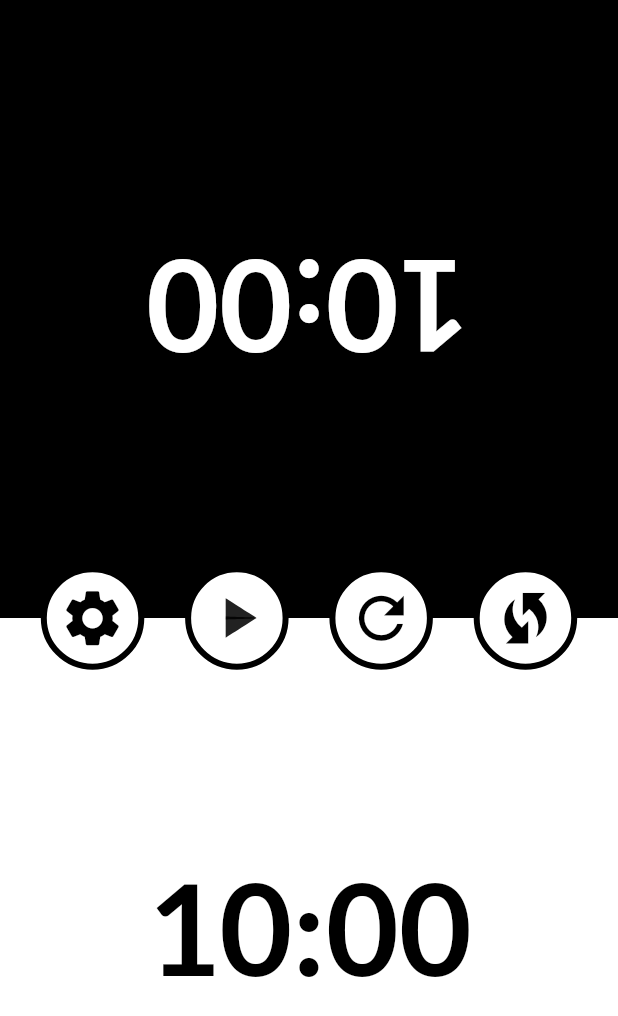
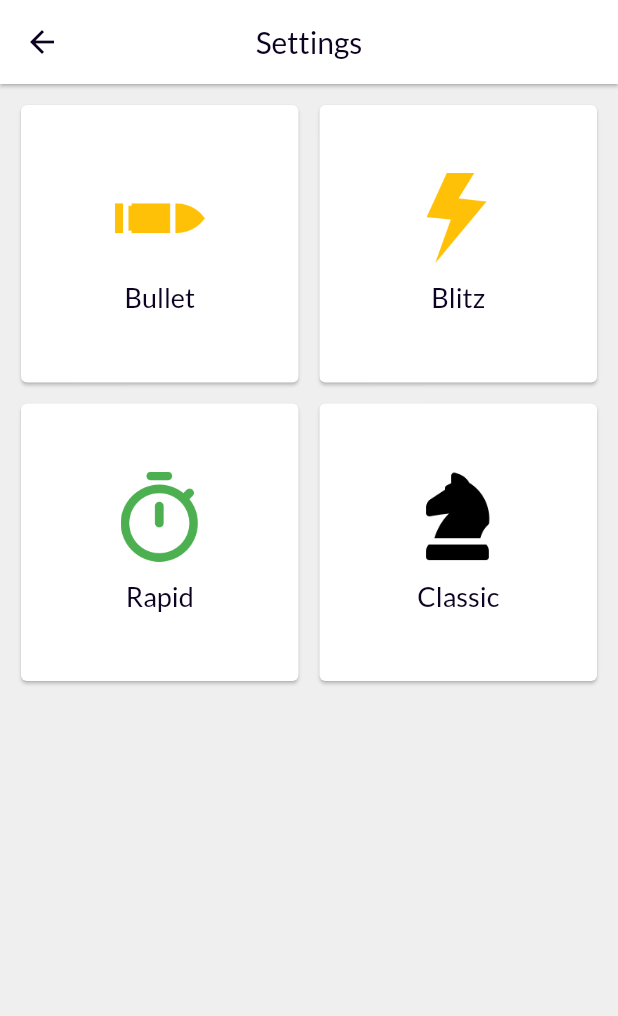
Before and after one commit to F-Y-E-F/chess.io, a Flutter app: the ChessTimerScreen screen opened directly, after a tap on the "settings" icon, on a phone screen of 412 x 824 dp. Shown: the top 1016 px of the screen. Run offline on Flutter 3.47's test engine with Material 2 defaults, Android fonts, the phone set to English and light mode, and no system bars; our stand-ins replace fl_chart, google_fonts; missing offline and left inert: pausable_timer.

Commit message:
add chess category cards

```diff
--- /dev/null
+++ b/lib/data/models/chess_time_category.dart
@@ -0,0 +1,18 @@
+
+class ChessTimeCategory{
+
+  String title;
+  String image;
+
+  ChessTimeCategory(this.title,this.image);
+
+   static List<ChessTimeCategory> getAllCategories(){
+    return [
+      ChessTimeCategory("Bullet", 'assets/images/bullet.png'),
+      ChessTimeCategory("Blitz", 'assets/images/blitz.png'),
+      ChessTimeCategory("Rapid", 'assets/images/rapid.png'),
+      ChessTimeCategory("Classic", 'assets/images/classic.png'),
+    ];
+  }
+
+}
--- a/lib/main.dart
+++ b/lib/main.dart
@@ -3,6 +3,7 @@ import 'package:chess_io/data/remote/providers/games_provider.dart';
 import 'package:chess_io/ui/screens/input_nickname_screen.dart';
 import 'package:flutter/cupertino.dart';
 import 'package:flutter/material.dart';
+import 'package:flutter/services.dart';
 import 'package:google_fonts/google_fonts.dart';
 import 'package:provider/provider.dart';
 
@@ -15,13 +16,24 @@ class MyApp extends StatelessWidget {
   Widget build(BuildContext context) {
     return MultiProvider(
       providers: [
-        ChangeNotifierProvider(create: (BuildContext context) => ChessDataProvider()),
-        ChangeNotifierProvider(create: (BuildContext context) => GamesProvider()),
+        ChangeNotifierProvider(
+            create: (BuildContext context) => ChessDataProvider()),
+        ChangeNotifierProvider(
+            create: (BuildContext context) => GamesProvider()),
       ],
       child: MaterialApp(
+        debugShowCheckedModeBanner: false,
         title: 'Flutter Demo',
         theme: ThemeData(
-
+            appBarTheme: AppBarTheme(
+                backwardsCompatibility: false,
+                systemOverlayStyle: SystemUiOverlayStyle(statusBarColor: Colors.white,),
+                color: Colors.white,
+                centerTitle: true,
+                iconTheme: IconThemeData(
+                  color: const Color(0xff0D0221), //change your color here
+                ),
+                elevation: 1),
             scaffoldBackgroundColor: const Color(0xffefefef),
             primaryColor: const Color(0xff0D0221),
             accentColor: Colors.red[600],
@@ -41,8 +53,8 @@ class MyApp extends StatelessWidget {
                   fontSize: 20),
               headline5:
                   GoogleFonts.lato(textStyle: TextStyle(color: Colors.red)),
-              headline6:
-                  GoogleFonts.lato(textStyle: TextStyle(color: Colors.grey[400],fontSize: 18)),
+              headline6: GoogleFonts.lato(
+                  textStyle: TextStyle(color: Colors.grey[400], fontSize: 18)),
             ),
             inputDecorationTheme: InputDecorationTheme(
                 labelStyle: TextStyle(color: const Color(0xff0D0221)),
@@ -63,7 +75,11 @@ class MyApp extends StatelessWidget {
                         fontSize: 18,
                         fontWeight: FontWeight.bold),
                     primary: Colors.white,
-                    padding: const EdgeInsets.symmetric(vertical: 20))),snackBarTheme: SnackBarThemeData(backgroundColor:  const Color(0xff0D0221),behavior: SnackBarBehavior.floating,)),
+                    padding: const EdgeInsets.symmetric(vertical: 20))),
+            snackBarTheme: SnackBarThemeData(
+              backgroundColor: const Color(0xff0D0221),
+              behavior: SnackBarBehavior.floating,
+            )),
         home: InputNicknameScreen(),
       ),
     );
--- a/lib/ui/screens/chess_timer_screen.dart
+++ b/lib/ui/screens/chess_timer_screen.dart
@@ -1,5 +1,7 @@
 import 'dart:async';
 
+import 'package:chess_io/ui/helpers/custom_page_transition.dart';
+import 'package:chess_io/ui/screens/chess_timer_settings.dart';
 import 'package:flutter/cupertino.dart';
 import 'package:flutter/material.dart';
 import 'package:flutter/rendering.dart';
@@ -144,7 +146,9 @@ class _ChessTimerScreenState extends State<ChessTimerScreen>
                           Icons.settings,
                           color: Colors.black,
                         ),
-                        onPressed: () {})),
+                        onPressed: () {
+                          Navigator.of(context).push(CustomPageTransition(page: ChessTimerSettings()));
+                        })),
                 Container(
                   child: IconButton(
                     iconSize: 45,
--- /dev/null
+++ b/lib/ui/screens/chess_timer_settings.dart
@@ -0,0 +1,25 @@
+import 'package:chess_io/data/models/chess_time_category.dart';
+import 'package:chess_io/ui/widgets/chess_time_card.dart';
+import 'package:flutter/material.dart';
+import 'package:google_fonts/google_fonts.dart';
+
+class ChessTimerSettings extends StatelessWidget {
+  @override
+  Widget build(BuildContext context) {
+    return Scaffold(
+        appBar: AppBar(
+          title: Text('Settings',style: GoogleFonts.lato(color: const Color(0xff0D0221),)),
+          centerTitle: true,
+        ),
+        body: SafeArea(
+          child: Padding(
+            padding: const EdgeInsets.all(7),
+            child: GridView.count(
+              crossAxisCount: 2,
+              children: ChessTimeCategory.getAllCategories().map((type) => ChessTimeCategoryCard(type.title,type.image)).toList(),
+              physics: BouncingScrollPhysics(),
+            ),
+          ),
+        ));
+  }
+}
--- /dev/null
+++ b/lib/ui/widgets/chess_time_card.dart
@@ -0,0 +1,41 @@
+import 'package:flutter/material.dart';
+
+class ChessTimeCategoryCard extends StatelessWidget {
+  final String title;
+  final String image;
+
+  ChessTimeCategoryCard(this.title, this.image);
+
+  @override
+  Widget build(BuildContext context) {
+    return GestureDetector(
+      onTap: (){},
+      child: Card(
+        margin: const EdgeInsets.all(7),
+        color: Colors.white,
+        child: Column(mainAxisAlignment: MainAxisAlignment.center, children: [
+          Image.asset(
+            image,
+            height: 60,
+            fit: BoxFit.fill,
+            color: image == 'assets/images/classic.png'
+                ? Colors.black
+                : image == 'assets/images/rapid.png'
+                    ? Colors.green
+                    : Colors.amber,
+          ),
+          Padding(
+            padding: const EdgeInsets.only(top: 12.0),
+            child: Text(
+              title,
+              style: Theme.of(context)
+                  .textTheme
+                  .headline6
+                  .copyWith(color: Theme.of(context).primaryColor),
+            ),
+          )
+        ]),
+      ),
+    );
+  }
+}
```
Also changed, not shown: assets/images/classic.png (added).
